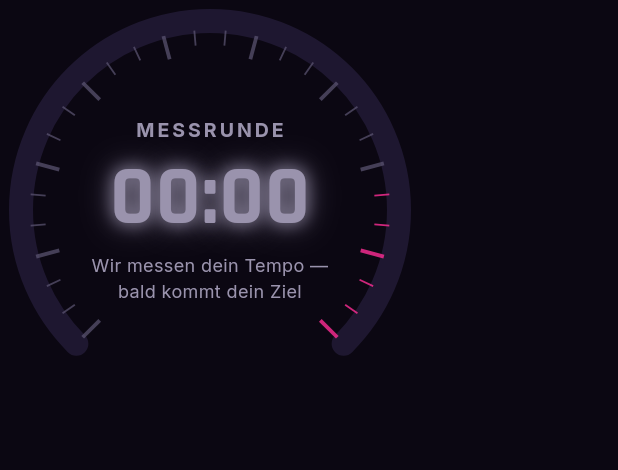
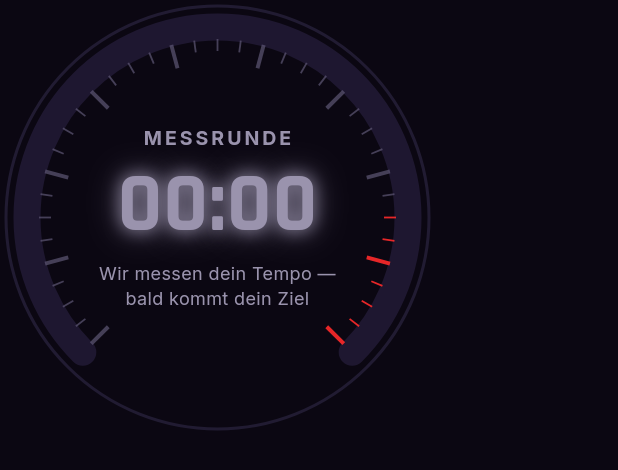
Before and after one commit to marcelgast/paceapp, a Flutter app: the _Gauge widget shown alone on an empty page, opened directly with empty values, on a phone screen of 412 x 824 dp. Shown: the top 470 px of the screen. Run offline on Flutter 3.47's test engine with Material 3 defaults, Android fonts, the phone set to English and light mode, and no system bars; our stand-ins replace confetti, drift, flutter_animate, flutter_local_notifications, flutter_riverpod, flutter_timezone and 2 more; missing offline and left inert: home_widget; accounts and stored records are empty; generated files the repository leaves out were written again.

Commit message:
Hybrid-Tacho: Overtime-Runde + prominenterer Look
- Ab Woche 2 füllt sich der Drehzahlmesser, während der Countdown aufs Ziel läuft
- Bei 100 % (Overtime) startet ein zweiter, grüner Balken, der nochmal eine Runde
  bis zum Ziel dreht — wie der E-Boost bei einem Hybrid; danach Bonus-Runden
- Nadel folgt der aktiven Runde (cyan im Countdown, grün in der Overtime)
- Detaillierter: Bezel, Redline-Zone, mehr Ticks, stärkeres Glow, größer (290)

Co-Authored-By: Claude Opus 4.8 <noreply@anthropic.com>

```diff
--- a/lib/features/cockpit/cockpit_screen.dart
+++ b/lib/features/cockpit/cockpit_screen.dart
@@ -179,6 +179,18 @@ class _Gauge extends StatelessWidget {
     final phase = stint?.phase ?? StintPhase.baseline;
     final progress = stint?.progress ?? 0;
 
+    // Hybrid second lap: in overtime a green bar runs again toward the target.
+    var overtimeProgress = 0.0;
+    var bonusLap = 0;
+    if (phase == StintPhase.overtime &&
+        target != null &&
+        target!.inSeconds > 0) {
+      final ot = (stint?.overtime ?? Duration.zero).inSeconds;
+      final tgt = target!.inSeconds;
+      bonusLap = ot ~/ tgt;
+      overtimeProgress = (ot % tgt) / tgt;
+    }
+
     final (String label, String time, String sub, Color color) =
         switch (phase) {
       StintPhase.baseline => (
@@ -196,15 +208,18 @@ class _Gauge extends StatelessWidget {
       StintPhase.overtime => (
           'OVERTIME',
           formatStintDuration(stint?.overtime ?? Duration.zero),
-          'geschenkte Zeit — du fährst vorne!',
+          bonusLap >= 1
+              ? 'Bonus-Runde ${bonusLap + 1} — du fährst vorne! 🔥'
+              : 'geschenkte Zeit — du fährst vorne!',
           PaceColors.neonLime,
         ),
     };
 
     Widget gauge = Tachometer(
       progress: progress,
+      overtimeProgress: overtimeProgress,
       phase: phase,
-      size: 280,
+      size: 290,
       child: Column(
         mainAxisSize: MainAxisSize.min,
         children: [
--- a/lib/features/cockpit/tachometer.dart
+++ b/lib/features/cockpit/tachometer.dart
@@ -5,18 +5,24 @@ import 'package:flutter/material.dart';
 import '../../domain/stint_calculator.dart';
 import '../../theme/pace_colors.dart';
 
-/// Neon RPM-style gauge. Fills [progress] (0..1) around the dial; in overtime
-/// the whole ring glows lime and the needle sits in the "red zone".
+/// Neon RPM gauge with a hybrid second lap.
+///
+/// Lap 1 ([progress], 0..1) fills the dial as the countdown runs toward the
+/// target. In overtime the lap-1 ring dims to a ghost and a bright green lap-2
+/// bar ([overtimeProgress]) runs around again — like the electric boost on a
+/// hybrid.
 class Tachometer extends StatelessWidget {
   const Tachometer({
     super.key,
     required this.progress,
     required this.phase,
-    this.size = 260,
+    this.overtimeProgress = 0,
+    this.size = 290,
     this.child,
   });
 
   final double progress;
+  final double overtimeProgress;
   final StintPhase phase;
   final double size;
   final Widget? child;
@@ -27,7 +33,11 @@ class Tachometer extends StatelessWidget {
       width: size,
       height: size,
       child: CustomPaint(
-        painter: _GaugePainter(progress: progress, phase: phase),
+        painter: _GaugePainter(
+          progress: progress,
+          overtimeProgress: overtimeProgress,
+          phase: phase,
+        ),
         child: Center(child: child),
       ),
     );
@@ -35,22 +45,30 @@ class Tachometer extends StatelessWidget {
 }
 
 class _GaugePainter extends CustomPainter {
-  _GaugePainter({required this.progress, required this.phase});
+  _GaugePainter({
+    required this.progress,
+    required this.overtimeProgress,
+    required this.phase,
+  });
 
   final double progress;
+  final double overtimeProgress;
   final StintPhase phase;
 
   // Dial opens at the bottom: start 135°, sweep 270° clockwise.
   static const double _start = 135 * math.pi / 180;
   static const double _sweep = 270 * math.pi / 180;
+  static const double _redlineFrom = 0.82; // last ~18% = redline zone
 
   @override
   void paint(Canvas canvas, Size size) {
     final center = size.center(Offset.zero);
-    final radius = size.width / 2 - 14;
+    final radius = size.width / 2 - 18;
     final rect = Rect.fromCircle(center: center, radius: radius);
     final overtime = phase == StintPhase.overtime;
     final baseline = phase == StintPhase.baseline;
+
+    _bezel(canvas, center, size.width / 2 - 4);
 
     // Background track.
     canvas.drawArc(
@@ -60,86 +78,116 @@ class _GaugePainter extends CustomPainter {
       false,
       Paint()
         ..style = PaintingStyle.stroke
-        ..strokeWidth = 16
+        ..strokeWidth = 18
         ..strokeCap = StrokeCap.round
         ..color = PaceColors.panelLight,
     );
 
-    // Tick marks.
     _ticks(canvas, center, radius);
 
-    // Value arc.
     final value = progress.clamp(0.0, 1.0);
+
+    // Lap 1 — full rpm sweep. Bright while counting down, dimmed in overtime.
     if (value > 0 || overtime) {
-      final arcColor = overtime ? PaceColors.neonLime : null;
-      final paint = Paint()
+      final sweep = _sweep * (overtime ? 1.0 : value);
+      final base = Paint()
         ..style = PaintingStyle.stroke
-        ..strokeWidth = 16
-        ..strokeCap = StrokeCap.round;
-      if (arcColor != null) {
-        paint.color = arcColor;
-      } else {
-        paint.shader = SweepGradient(
+        ..strokeWidth = 18
+        ..strokeCap = StrokeCap.round
+        ..shader = SweepGradient(
           startAngle: _start,
           endAngle: _start + _sweep,
           colors: PaceColors.rpmBand,
-          transform: GradientRotation(_start),
+          transform: const GradientRotation(_start),
         ).createShader(rect);
+      if (overtime) base.color = base.color.withValues(alpha: 0.35);
+      canvas.drawArc(rect, _start, sweep, false, base);
+
+      if (!overtime) {
+        _glow(canvas, rect, sweep, PaceColors.neonMagenta);
       }
-      canvas.drawArc(rect, _start, _sweep * (overtime ? 1 : value), false,
-          paint..maskFilter = const MaskFilter.blur(BlurStyle.normal, 0.5));
+    }
 
-      // Outer glow.
+    // Lap 2 — the green hybrid boost, drawn over the dimmed lap 1.
+    if (overtime && overtimeProgress > 0) {
+      final sweep = _sweep * overtimeProgress.clamp(0.0, 1.0);
       canvas.drawArc(
         rect,
         _start,
-        _sweep * (overtime ? 1 : value),
+        sweep,
         false,
         Paint()
           ..style = PaintingStyle.stroke
-          ..strokeWidth = 16
+          ..strokeWidth = 18
           ..strokeCap = StrokeCap.round
-          ..color = (overtime ? PaceColors.neonLime : PaceColors.neonMagenta)
-              .withValues(alpha: 0.35)
-          ..maskFilter = const MaskFilter.blur(BlurStyle.normal, 12),
+          ..color = PaceColors.neonLime,
       );
+      _glow(canvas, rect, sweep, PaceColors.neonLime, blur: 14);
     }
 
     if (!baseline) {
-      _needle(canvas, center, radius, overtime ? 1.0 : value, overtime);
+      final needleAt = overtime ? overtimeProgress.clamp(0.0, 1.0) : value;
+      _needle(canvas, center, radius, needleAt,
+          overtime ? PaceColors.neonLime : PaceColors.neonCyan);
     }
   }
 
+  void _bezel(Canvas canvas, Offset center, double r) {
+    canvas.drawCircle(
+      center,
+      r,
+      Paint()
+        ..style = PaintingStyle.stroke
+        ..strokeWidth = 2
+        ..color = PaceColors.chrome.withValues(alpha: 0.7),
+    );
+  }
+
+  void _glow(Canvas canvas, Rect rect, double sweep, Color color,
+      {double blur = 12}) {
+    canvas.drawArc(
+      rect,
+      _start,
+      sweep,
+      false,
+      Paint()
+        ..style = PaintingStyle.stroke
+        ..strokeWidth = 18
+        ..strokeCap = StrokeCap.round
+        ..color = color.withValues(alpha: 0.4)
+        ..maskFilter = MaskFilter.blur(BlurStyle.normal, blur),
+    );
+  }
+
   void _ticks(Canvas canvas, Offset center, double radius) {
-    const count = 27;
+    const count = 36;
     for (var i = 0; i <= count; i++) {
       final t = i / count;
       final angle = _start + _sweep * t;
-      final isMajor = i % 3 == 0;
-      final inner = radius - (isMajor ? 22 : 16);
+      final isMajor = i % 4 == 0;
+      final inner = radius - (isMajor ? 24 : 16);
       final p1 = center + Offset(math.cos(angle), math.sin(angle)) * inner;
-      final p2 = center + Offset(math.cos(angle), math.sin(angle)) * (radius - 6);
-      // Last third of the dial tinted toward the red zone.
-      final hot = t > 0.78;
+      final p2 =
+          center + Offset(math.cos(angle), math.sin(angle)) * (radius - 8);
+      final redline = t >= _redlineFrom;
       canvas.drawLine(
         p1,
         p2,
         Paint()
-          ..strokeWidth = isMajor ? 2.5 : 1.2
-          ..color = hot
-              ? PaceColors.neonMagenta.withValues(alpha: 0.8)
+          ..strokeWidth = isMajor ? 2.6 : 1.2
+          ..color = redline
+              ? const Color(0xFFFF2A2A).withValues(alpha: 0.9)
               : PaceColors.textFaint.withValues(alpha: 0.7),
       );
     }
   }
 
   void _needle(
-      Canvas canvas, Offset center, double radius, double value, bool overtime) {
+      Canvas canvas, Offset center, double radius, double value, Color color) {
     final angle = _start + _sweep * value;
     final dir = Offset(math.cos(angle), math.sin(angle));
-    final tip = center + dir * (radius - 10);
-    final tail = center - dir * 22;
-    final color = overtime ? PaceColors.neonLime : PaceColors.neonCyan;
+    final tip = center + dir * (radius - 12);
+    final tail = center - dir * 24;
 
     canvas.drawLine(
       tail,
@@ -150,11 +198,13 @@ class _GaugePainter extends CustomPainter {
         ..color = color
         ..maskFilter = const MaskFilter.blur(BlurStyle.normal, 3),
     );
-    canvas.drawCircle(center, 10, Paint()..color = PaceColors.chrome);
-    canvas.drawCircle(center, 5, Paint()..color = color);
+    canvas.drawCircle(center, 11, Paint()..color = PaceColors.chrome);
+    canvas.drawCircle(center, 5.5, Paint()..color = color);
   }
 
   @override
   bool shouldRepaint(_GaugePainter old) =>
-      old.progress != progress || old.phase != phase;
+      old.progress != progress ||
+      old.overtimeProgress != overtimeProgress ||
+      old.phase != phase;
 }
```
